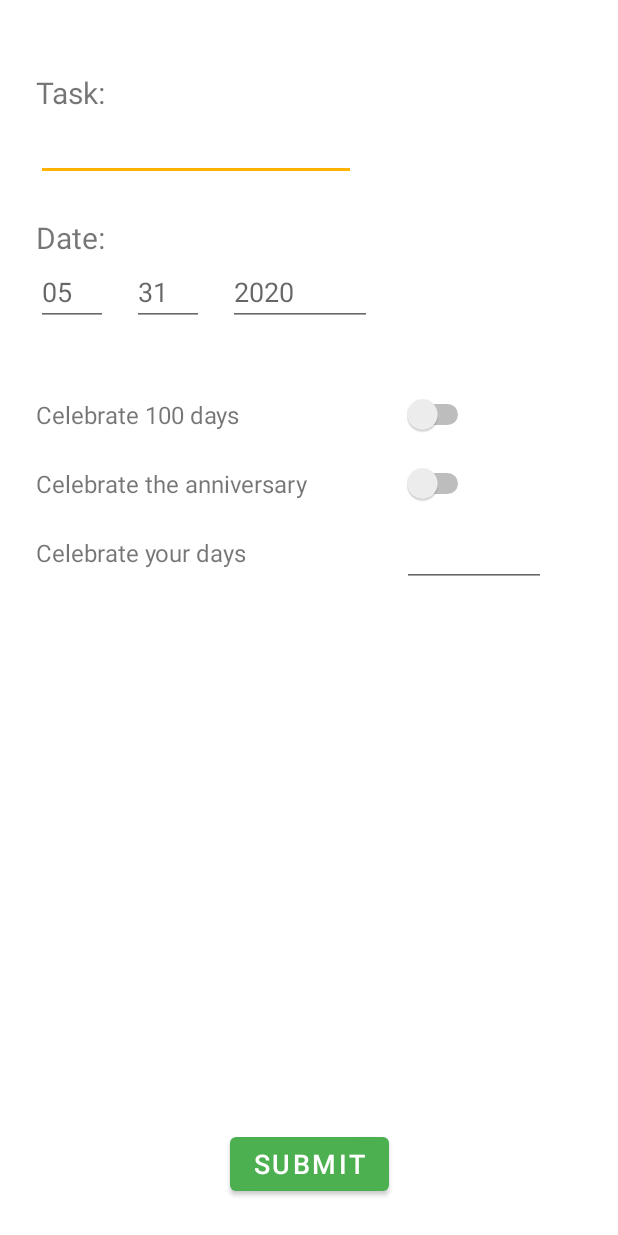
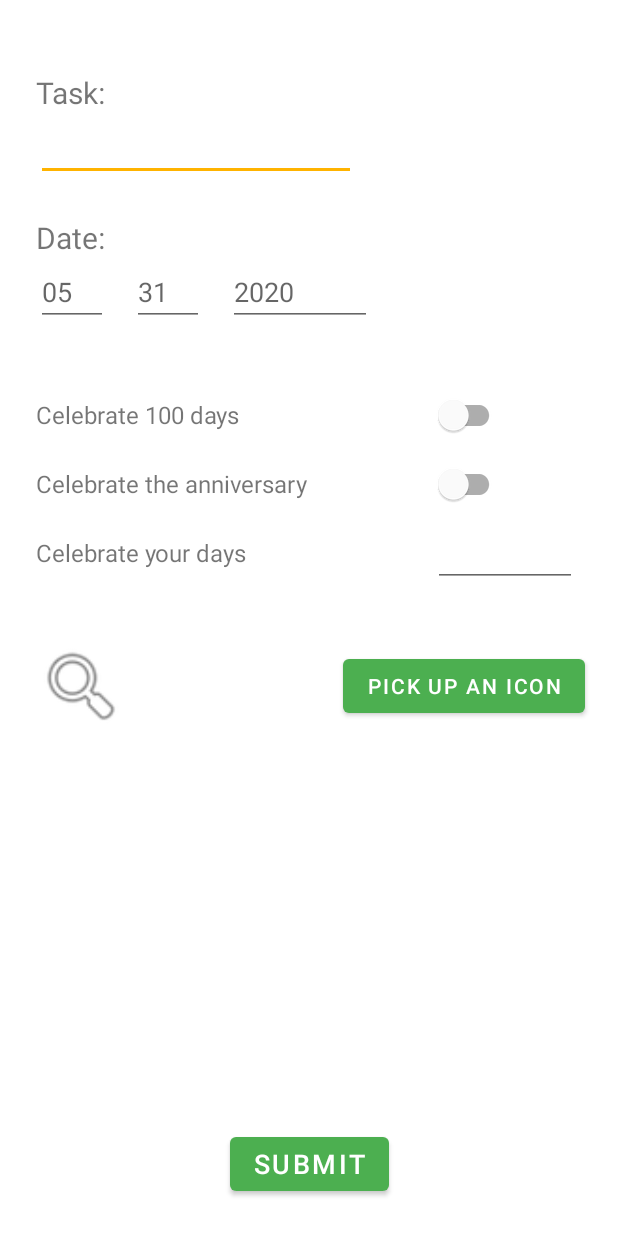
Before and after one commit to PrisonerPrice/DaysCountUp, an Android app: the screen it shows after launch (EditActivity), after a tap on an icon or button, on a phone screen of 412 x 824 dp. Run offline under Robolectric (Android 15) with nearby library versions, the light colour scheme and no system bars; our stand-ins replace Room's generated code; libraries missing offline, so code that uses them is left out: com.maltaisn.icondialog, com.maltaisn.iconpack; 4 statements that could not run were skipped.

Commit message:
Implement Icon Picker Dialog

```diff
--- a/app/src/main/AndroidManifest.xml
+++ b/app/src/main/AndroidManifest.xml
@@ -2,7 +2,10 @@
 <manifest xmlns:android="http://schemas.android.com/apk/res/android"
     package="com.prisonerprice.dayscountup">
 
+    <uses-permission android:name="android.permission.INTERNET"/>
+
     <application
+        android:name=".App"
         android:allowBackup="true"
         android:icon="@mipmap/ic_launcher"
         android:label="@string/app_name"
--- /dev/null
+++ b/app/src/main/java/com/prisonerprice/dayscountup/App.java
@@ -0,0 +1,39 @@
+package com.prisonerprice.dayscountup;
+
+import android.app.Application;
+
+import androidx.annotation.Nullable;
+
+import com.maltaisn.icondialog.pack.IconPack;
+import com.maltaisn.icondialog.pack.IconPackLoader;
+import com.maltaisn.iconpack.defaultpack.IconPackDefault;
+
+public class App extends Application {
+
+    @Nullable
+    private IconPack iconPack;
+
+    @Override
+    public void onCreate() {
+        super.onCreate();
+
+        // Load the icon pack on application start.
+        loadIconPack();
+    }
+
+    @Nullable
+    public IconPack getIconPack() {
+        return iconPack != null ? iconPack : loadIconPack();
+    }
+
+    private IconPack loadIconPack() {
+        // Create an icon pack loader with application context.
+        IconPackLoader loader = new IconPackLoader(this);
+
+        // Create an icon pack and load all drawables.
+        iconPack = IconPackDefault.createDefaultIconPack(loader);
+        iconPack.loadDrawables(loader.getDrawableLoader());
+
+        return iconPack;
+    }
+}
--- a/app/src/main/java/com/prisonerprice/dayscountup/database/Converter.java
+++ b/app/src/main/java/com/prisonerprice/dayscountup/database/Converter.java
@@ -23,7 +23,7 @@ public class Converter {
 
     @TypeConverter
     public static String toString(ArrayList<Date> dates) {
-        if(dates == null) return null;
+        if(dates == null || dates.size() == 0) return null;
         else {
             DateFormat format = new SimpleDateFormat("MM-dd-yyyy", Locale.getDefault());
             StringBuilder sb = new StringBuilder();
@@ -39,9 +39,10 @@ public class Converter {
     @TypeConverter
     public static ArrayList<Date> toArray(String dateString) {
         DateFormat format = new SimpleDateFormat("MM-dd-yyyy", Locale.getDefault());
-        String[] dateStrings = dateString.split("!");
         ArrayList<Date> result = new ArrayList<>();
         if (dateString == null || dateString.length() == 0) return result;
+
+        String[] dateStrings = dateString.split("!");
         try {
             for(String ds : dateStrings) {
                 result.add(format.parse(ds));
--- a/app/src/main/java/com/prisonerprice/dayscountup/view/EditActivity.java
+++ b/app/src/main/java/com/prisonerprice/dayscountup/view/EditActivity.java
@@ -1,15 +1,25 @@
 package com.prisonerprice.dayscountup.view;
 
 import androidx.annotation.NonNull;
+import androidx.annotation.Nullable;
 import androidx.appcompat.app.AppCompatActivity;
 
 import android.content.Intent;
 import android.os.Bundle;
 import android.widget.Button;
 import android.widget.EditText;
+import android.widget.ImageView;
 import android.widget.Switch;
+import android.widget.Toast;
 
 import com.google.android.material.snackbar.Snackbar;
+import com.google.android.material.switchmaterial.SwitchMaterial;
+import com.maltaisn.icondialog.IconDialog;
+import com.maltaisn.icondialog.IconDialogSettings;
+import com.maltaisn.icondialog.data.Icon;
+import com.maltaisn.icondialog.pack.IconDrawableLoader;
+import com.maltaisn.icondialog.pack.IconPack;
+import com.prisonerprice.dayscountup.App;
 import com.prisonerprice.dayscountup.R;
 import com.prisonerprice.dayscountup.database.Task;
 import com.prisonerprice.dayscountup.viewmodel.EditViewModel;
@@ -19,9 +29,10 @@ import java.text.ParseException;
 import java.text.SimpleDateFormat;
 import java.util.ArrayList;
 import java.util.Date;
+import java.util.List;
 import java.util.Locale;
 
-public class EditActivity extends AppCompatActivity {
+public class EditActivity extends AppCompatActivity implements IconDialog.Callback{
 
     public final static String EXTRA_TASK_ID = "extrataskid";
     public final static String INSTANCE_TASK_ID = "instancetaskid";
@@ -35,20 +46,27 @@ public class EditActivity extends AppCompatActivity {
     private EditText monthEditText;
     private EditText dayEditText;
     private EditText yearEditText;
-    private Switch hundredSwitch;
-    private Switch anniversarySwitch;
+    private SwitchMaterial hundredSwitch;
+    private SwitchMaterial anniversarySwitch;
     private EditText customDaysEditText;
     private Button submitBtn;
+    private Button iconPickBtn;
+    private ImageView iconImage;
     private final EditViewModel editViewModel = new EditViewModel(this);
 
     private int mTaskId = DEFAULT_TASK_ID;
 
-
+    private final static String ICON_DIALOG_TAG = "icon-dialog";
+    private final static int ICON_DEFAULT_ID = -1;
+    private int iconID;
+    private IconPack iconPack;
 
     @Override
     protected void onCreate(Bundle savedInstanceState) {
         super.onCreate(savedInstanceState);
         setContentView(R.layout.activity_edit);
+
+        iconPack = ((App) getApplication()).getIconPack();
 
         // initViews
         taskDescEditText = findViewById(R.id.et_task_desc);
@@ -59,7 +77,8 @@ public class EditActivity extends AppCompatActivity {
         anniversarySwitch = findViewById(R.id.switch_anniversary);
         customDaysEditText = findViewById(R.id.et_custom_days);
         submitBtn = findViewById(R.id.btn_edit_activity);
-        submitBtn.setOnClickListener(v -> onSaveButtonClicked());
+        iconPickBtn = findViewById(R.id.btn_open_dialog);
+        iconImage = findViewById(R.id.iv_icon);
 
         // Read savedInstanceState
         if (savedInstanceState != null && savedInstanceState.containsKey(INSTANCE_TASK_ID)) {
@@ -78,6 +97,19 @@ public class EditActivity extends AppCompatActivity {
                 });
             }
         }
+
+        submitBtn.setOnClickListener(v -> onSaveButtonClicked());
+
+        // If dialog is already added to fragment manager, get it. If not, create a new instance.
+        IconDialog dialog = (IconDialog) getSupportFragmentManager().findFragmentByTag(ICON_DIALOG_TAG);
+        IconDialog iconDialog = dialog != null ? dialog
+                : IconDialog.newInstance(new IconDialogSettings.Builder().build());
+
+        iconPickBtn.setOnClickListener(v -> {
+            // Open icon dialog
+            iconDialog.show(getSupportFragmentManager(), ICON_DIALOG_TAG);
+        });
+
     }
 
     @Override
@@ -106,6 +138,13 @@ public class EditActivity extends AppCompatActivity {
             else
                 customDaysEditText.setText((d.getTime() - date.getTime()) / A_DAY_IN_MILI + "");
         }
+
+        iconID = task.getIconID();
+        if (iconID != ICON_DEFAULT_ID) {
+            Icon icon = iconPack.getIcon(iconID);
+            iconImage.setImageDrawable(icon.getDrawable());
+        }
+
     }
 
     public void onSaveButtonClicked() {
@@ -138,9 +177,33 @@ public class EditActivity extends AppCompatActivity {
                 }
             }
 
-            final Task task = new Task(desc, date, dates);
+            final Task task = new Task(desc, date, dates, iconID);
             editViewModel.insertOrUpdateTask(this, task, mTaskId);
         }
 
     }
+
+    @Nullable
+    @Override
+    public IconPack getIconDialogIconPack() {
+        return iconPack;
+    }
+
+    @Override
+    public void onIconDialogIconsSelected(@NonNull IconDialog dialog, @NonNull List<Icon> icons) {
+        // Show a toast with the list of selected icon IDs.
+        StringBuilder sb = new StringBuilder();
+        for (Icon icon : icons) {
+            iconImage.setImageDrawable(icon.getDrawable());
+            iconID = icon.getId();
+            sb.append(iconID);
+            sb.append(", ");
+        }
+        sb.delete(sb.length() - 2, sb.length());
+        Snackbar.make(iconPickBtn, "Icon selected: " + sb, Snackbar.LENGTH_LONG)
+                .setAction("Action", null).show();
+    }
+
+    @Override
+    public void onIconDialogCancelled() {}
 }
--- a/app/src/main/res/layout/activity_edit.xml
+++ b/app/src/main/res/layout/activity_edit.xml
@@ -84,7 +84,7 @@
         app:layout_constraintStart_toStartOf="@+id/guideline"
         app:layout_constraintTop_toBottomOf="@+id/et_task_desc" />
 
-    <Switch
+    <com.google.android.material.switchmaterial.SwitchMaterial
         android:id="@+id/switch_100"
         android:layout_width="wrap_content"
         android:layout_height="wrap_content"
@@ -92,7 +92,7 @@
         app:layout_constraintStart_toStartOf="@+id/guideline4"
         app:layout_constraintTop_toTopOf="@+id/tv_celebrate_100" />
 
-    <Switch
+    <com.google.android.material.switchmaterial.SwitchMaterial
         android:id="@+id/switch_anniversary"
         android:layout_width="wrap_content"
         android:layout_height="wrap_content"
@@ -126,7 +126,7 @@
         android:layout_width="wrap_content"
         android:layout_height="wrap_content"
         android:orientation="vertical"
-        app:layout_constraintGuide_percent="0.65" />
+        app:layout_constraintGuide_percent="0.7" />
 
     <EditText
         android:id="@+id/et_custom_days"
@@ -162,4 +162,24 @@
         app:layout_constraintStart_toEndOf="@+id/et_day"
         app:layout_constraintTop_toTopOf="@+id/et_day" />
 
+    <Button
+        android:id="@+id/btn_open_dialog"
+        android:layout_width="wrap_content"
+        android:layout_height="wrap_content"
+        android:text="@string/icon_pick_btn_text"
+        app:layout_constraintBottom_toBottomOf="@+id/iv_icon"
+        app:layout_constraintEnd_toEndOf="@+id/et_custom_days"
+        app:layout_constraintHorizontal_bias="0.928"
+        app:layout_constraintStart_toStartOf="@+id/guideline4"
+        app:layout_constraintTop_toTopOf="@+id/iv_icon" />
+
+    <ImageView
+        android:id="@+id/iv_icon"
+        android:layout_width="60dp"
+        android:layout_height="60dp"
+        android:layout_marginTop="48dp"
+        app:layout_constraintStart_toStartOf="@+id/guideline"
+        app:layout_constraintTop_toBottomOf="@+id/tv_custom"
+        app:srcCompat="@android:drawable/ic_menu_search" />
+
 </androidx.constraintlayout.widget.ConstraintLayout>
--- a/app/src/main/res/values/strings.xml
+++ b/app/src/main/res/values/strings.xml
@@ -31,6 +31,7 @@
     <string name="celebrate_custom_days">Celebrate your days</string>
     <string name="edit_activity_button_text">Submit</string>
     <string name="update_btn">UPDATE</string>
+    <string name="icon_pick_btn_text">Pick up an Icon</string>
 
     <string name="hint_year">2020</string>
     <string name="hint_month">05</string>
```
Also changed, not shown: app/build.gradle (+6 -4 lines), app/src/main/java/com/prisonerprice/dayscountup/database/Task.java (+16 -3 lines).
